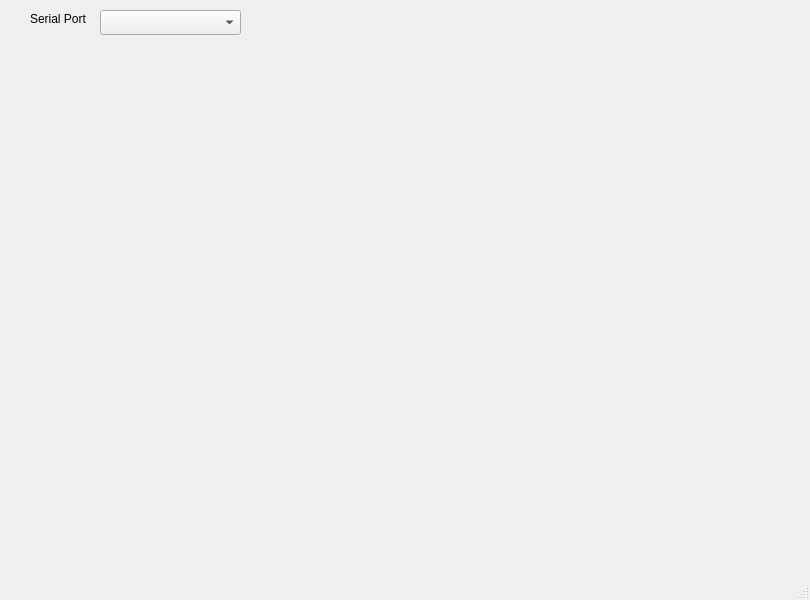
DRubioG/AdvancedSerialMonitor, file UI/user_interface.ui: the form before one commit.
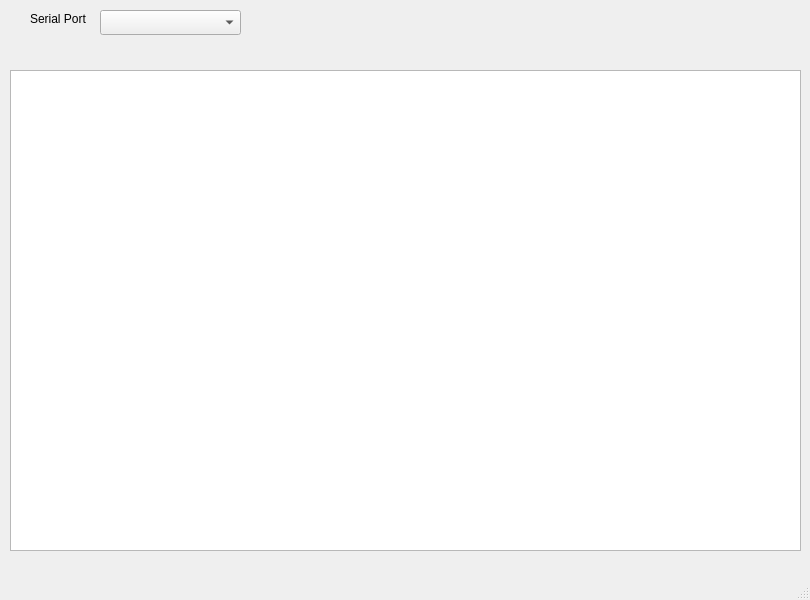
The form after the commit.

```diff
--- a/UI/user_interface.ui
+++ b/UI/user_interface.ui
@@ -37,6 +37,16 @@
      <string>Serial Port</string>
     </property>
    </widget>
+   <widget class="QTextEdit" name="textEdit">
+    <property name="geometry">
+     <rect>
+      <x>10</x>
+      <y>70</y>
+      <width>791</width>
+      <height>481</height>
+     </rect>
+    </property>
+   </widget>
   </widget>
   <widget class="QMenuBar" name="menubar">
    <property name="geometry">
```
